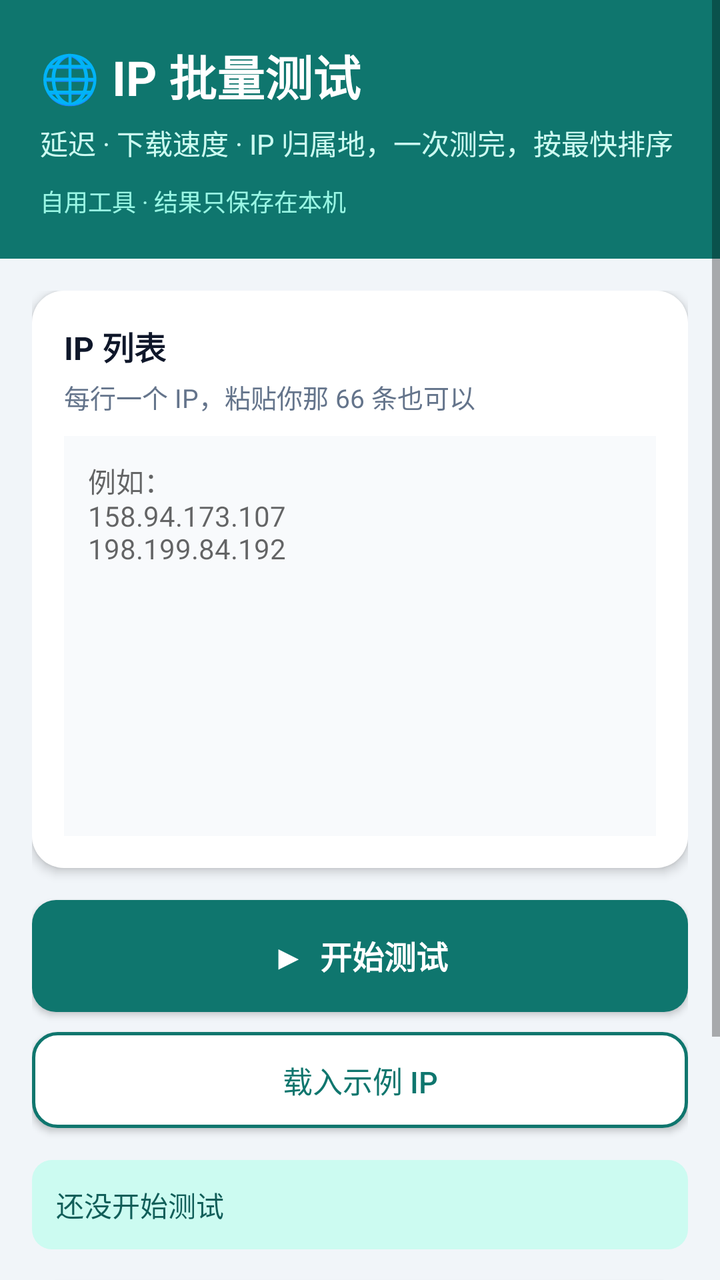
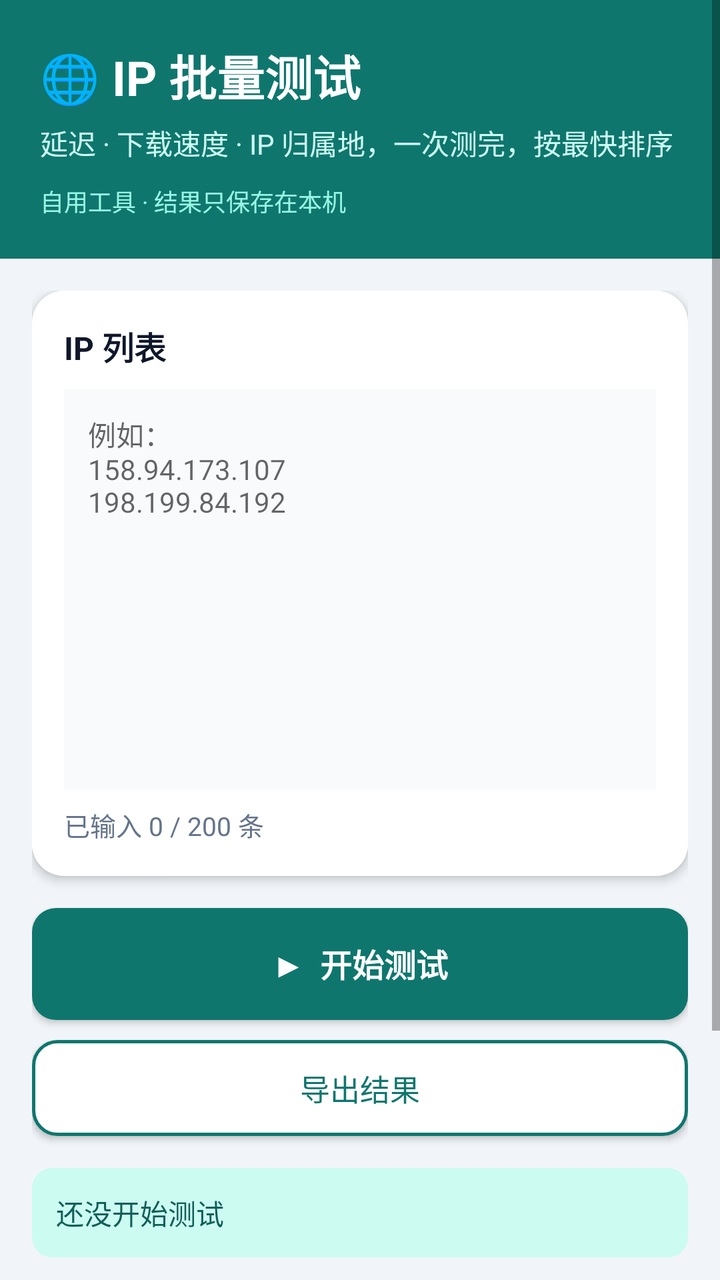

An Android layout rendered at two revisions. The XML below is the earlier revision; the diff shows what the commit changed to produce the second picture.
<!-- AndroidManifest.xml: application theme Theme.AppCompat.Light -->
<!-- res/layout/activity_main.xml -->
<?xml version="1.0" encoding="utf-8"?>
<ScrollView xmlns:android="http://schemas.android.com/apk/res/android"
    android:layout_width="match_parent" android:layout_height="match_parent"
    android:background="#F1F5F9" android:fillViewport="true">
    <LinearLayout android:layout_width="match_parent" android:layout_height="wrap_content" android:orientation="vertical">

        
        <LinearLayout android:layout_width="match_parent" android:layout_height="wrap_content"
            android:background="#0F766E" android:orientation="vertical" android:padding="20dp">
            <TextView android:layout_width="wrap_content" android:layout_height="wrap_content"
                android:text="🌐 IP 批量测试" android:textColor="#FFFFFF" android:textSize="24sp" android:textStyle="bold" />
            <TextView android:layout_width="wrap_content" android:layout_height="wrap_content"
                android:text="延迟 · 下载速度 · IP 归属地，一次测完，按最快排序" android:textColor="#CCFBF1" android:textSize="14sp" android:layout_marginTop="6dp" />
            <TextView android:layout_width="wrap_content" android:layout_height="wrap_content"
                android:text="自用工具 · 结果只保存在本机" android:textColor="#99F6E4" android:textSize="12sp" android:layout_marginTop="10dp" />
        </LinearLayout>

        <LinearLayout android:layout_width="match_parent" android:layout_height="wrap_content"
            android:orientation="vertical" android:padding="16dp">

            
            <LinearLayout android:layout_width="match_parent" android:layout_height="wrap_content"
                android:background="@drawable/bg_card" android:elevation="3dp" android:orientation="vertical" android:padding="16dp">
                <TextView android:layout_width="wrap_content" android:layout_height="wrap_content"
                    android:text="IP 列表" android:textSize="16sp" android:textStyle="bold" android:textColor="#0F172A" />
                <TextView android:layout_width="wrap_content" android:layout_height="wrap_content"
                    android:text="每行一个 IP，粘贴你那 66 条也可以" android:textColor="#64748B" android:textSize="13sp" android:layout_marginTop="4dp" />
                <EditText android:id="@+id/input" android:layout_width="match_parent" android:layout_height="200dp"
                    android:background="#F8FAFC" android:gravity="top" android:padding="12dp"
                    android:hint="例如：&#10;158.94.173.107&#10;198.199.84.192"
                    android:inputType="textMultiLine" android:textSize="14sp" android:layout_marginTop="10dp" />
            </LinearLayout>

            <Button android:id="@+id/btnTest" android:layout_width="match_parent" android:layout_height="56dp"
                android:background="@drawable/bg_button_primary" android:text="▶  开始测试" android:textColor="#FFFFFF"
                android:textSize="16sp" android:textStyle="bold" android:layout_marginTop="16dp" />
            <Button android:id="@+id/btnLoad66" android:layout_width="match_parent" android:layout_height="48dp"
                android:background="@drawable/bg_button_outline" android:text="载入示例 IP" android:textColor="#0F766E"
                android:textSize="15sp" android:layout_marginTop="10dp" />

            <TextView android:id="@+id/status" android:layout_width="match_parent" android:layout_height="wrap_content"
                android:background="@drawable/bg_status" android:padding="12dp" android:text="还没开始测试"
                android:textColor="#115E59" android:textSize="14sp" android:layout_marginTop="16dp" />

            
            <LinearLayout android:layout_width="match_parent" android:layout_height="wrap_content"
                android:background="@drawable/bg_card" android:elevation="3dp" android:orientation="vertical"
                android:padding="16dp" android:layout_marginTop="16dp">
                <TextView android:layout_width="wrap_content" android:layout_height="wrap_content"
                    android:text="📊 测试结果（按延迟从低到高）" android:textSize="16sp" android:textStyle="bold" android:textColor="#0F172A" />
                <TextView android:id="@+id/output" android:layout_width="match_parent" android:layout_height="wrap_content"
                    android:text="结果会显示在这里" android:textColor="#334155" android:textSize="13sp"
                    android:typeface="monospace" android:layout_marginTop="10dp" />
            </LinearLayout>

            <TextView android:layout_width="wrap_content" android:layout_height="wrap_content"
                android:text="提示：有的 IP 不提供网页服务，下载速度会显示“-”，以延迟和 TCP 为主看。"
                android:textColor="#94A3B8" android:textSize="12sp" android:layout_marginTop="14dp" />
        </LinearLayout>
    </LinearLayout>
</ScrollView>
<!-- resources referenced by this layout -->
<resources>
  <!-- drawable bg_button_outline (drawable) -->
  <?xml version="1.0" encoding="utf-8"?>
  <shape xmlns:android="http://schemas.android.com/apk/res/android" android:shape="rectangle">
      <solid android:color="#FFFFFF" />
      <stroke android:width="1.5dp" android:color="#0F766E" />
      <corners android:radius="12dp" />
  </shape>
  <!-- drawable bg_button_primary (drawable) -->
  <?xml version="1.0" encoding="utf-8"?>
  <shape xmlns:android="http://schemas.android.com/apk/res/android" android:shape="rectangle">
      <solid android:color="#0F766E" />
      <corners android:radius="12dp" />
  </shape>
  <!-- drawable bg_card (drawable) -->
  <?xml version="1.0" encoding="utf-8"?>
  <shape xmlns:android="http://schemas.android.com/apk/res/android" android:shape="rectangle">
      <solid android:color="#FFFFFF" />
      <corners android:radius="16dp" />
  </shape>
  <!-- drawable bg_status (drawable) -->
  <?xml version="1.0" encoding="utf-8"?>
  <shape xmlns:android="http://schemas.android.com/apk/res/android" android:shape="rectangle">
      <solid android:color="#CCFBF1" />
      <corners android:radius="10dp" />
  </shape>
</resources>

<!-- the commit's change to res/layout/activity_main.xml (unified diff, before → after) -->
@@ -23,19 +23,20 @@
                 android:background="@drawable/bg_card" android:elevation="3dp" android:orientation="vertical" android:padding="16dp">
                 <TextView android:layout_width="wrap_content" android:layout_height="wrap_content"
                     android:text="IP 列表" android:textSize="16sp" android:textStyle="bold" android:textColor="#0F172A" />
-                <TextView android:layout_width="wrap_content" android:layout_height="wrap_content"
-                    android:text="每行一个 IP，粘贴你那 66 条也可以" android:textColor="#64748B" android:textSize="13sp" android:layout_marginTop="4dp" />
-                <EditText android:id="@+id/input" android:layout_width="match_parent" android:layout_height="200dp"
-                    android:background="#F8FAFC" android:gravity="top" android:padding="12dp"
+                <EditText android:id="@+id/input" android:layout_width="match_parent" android:layout_height="wrap_content"
+                    android:minHeight="200dp" android:background="#F8FAFC" android:gravity="top" android:padding="12dp"
                     android:hint="例如：&#10;158.94.173.107&#10;198.199.84.192"
-                    android:inputType="textMultiLine" android:textSize="14sp" android:layout_marginTop="10dp" />
+                    android:inputType="textMultiLine" android:textSize="14sp" android:layout_marginTop="10dp"
+                    android:scrollbars="none" android:overScrollMode="never" android:isScrollContainer="false" />
+                <TextView android:id="@+id/count" android:layout_width="wrap_content" android:layout_height="wrap_content"
+                    android:text="已输入 0 / 200 条" android:textColor="#64748B" android:textSize="13sp" android:layout_marginTop="8dp" />
             </LinearLayout>
 
             <Button android:id="@+id/btnTest" android:layout_width="match_parent" android:layout_height="56dp"
                 android:background="@drawable/bg_button_primary" android:text="▶  开始测试" android:textColor="#FFFFFF"
                 android:textSize="16sp" android:textStyle="bold" android:layout_marginTop="16dp" />
-            <Button android:id="@+id/btnLoad66" android:layout_width="match_parent" android:layout_height="48dp"
-                android:background="@drawable/bg_button_outline" android:text="载入示例 IP" android:textColor="#0F766E"
+            <Button android:id="@+id/btnExport" android:layout_width="match_parent" android:layout_height="48dp"
+                android:background="@drawable/bg_button_outline" android:text="导出结果" android:textColor="#0F766E"
                 android:textSize="15sp" android:layout_marginTop="10dp" />
 
             <TextView android:id="@+id/status" android:layout_width="match_parent" android:layout_height="wrap_content"
@@ -49,8 +50,8 @@
                 <TextView android:layout_width="wrap_content" android:layout_height="wrap_content"
                     android:text="📊 测试结果（按延迟从低到高）" android:textSize="16sp" android:textStyle="bold" android:textColor="#0F172A" />
                 <TextView android:id="@+id/output" android:layout_width="match_parent" android:layout_height="wrap_content"
-                    android:text="结果会显示在这里" android:textColor="#334155" android:textSize="13sp"
-                    android:typeface="monospace" android:layout_marginTop="10dp" />
+                    android:text="结果会显示在这里" android:textColor="#334155" android:textSize="14sp"
+                    android:lineSpacingExtra="4dp" android:textIsSelectable="true" android:layout_marginTop="10dp" />
             </LinearLayout>
 
             <TextView android:layout_width="wrap_content" android:layout_height="wrap_content"
